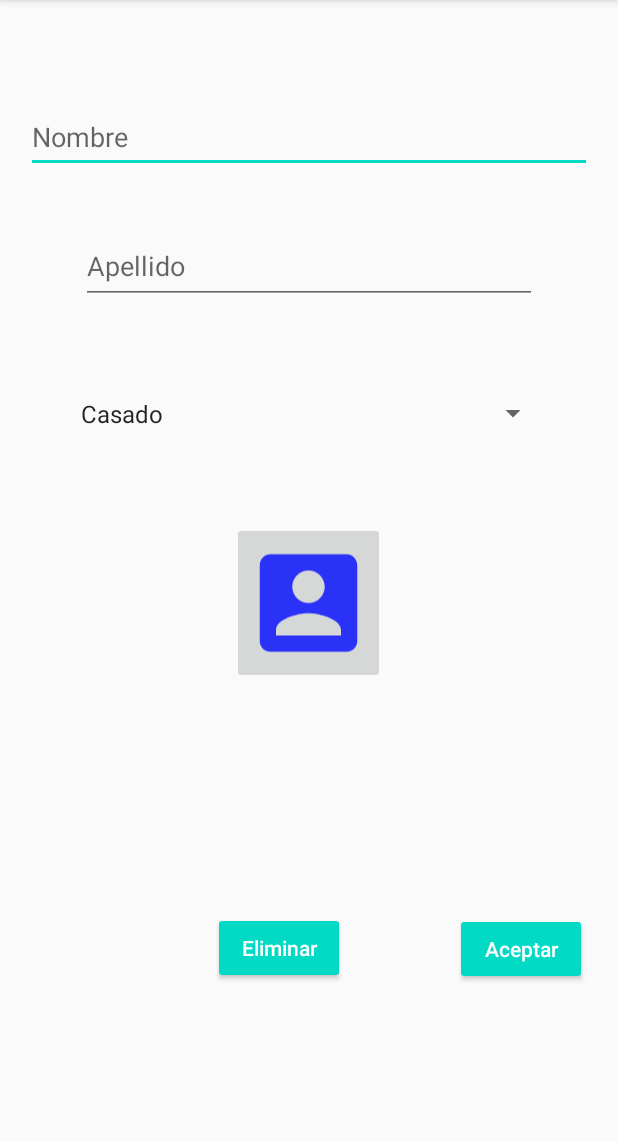
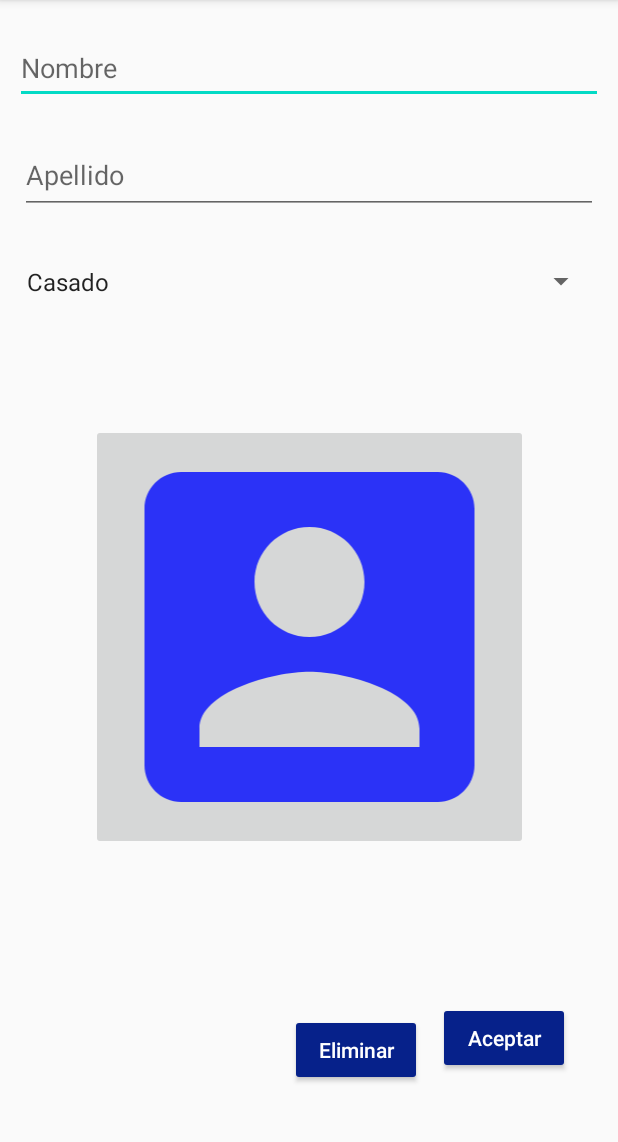
Before and after one commit to Fel1x987/app4, an Android app: the detallePersona screen opened directly, with no data from a screen before it, on a phone screen of 412 x 824 dp, the part 84-1226 px from its top. Run offline under Robolectric (Android 15) with nearby library versions, the phone set to English and light mode, and no system bars; libraries missing offline, so code that uses them is left out: com.ablanco.imageprovider.

Commit message:
Versio final

```diff
--- a/app/src/main/java/com/example/app4_issc511/MainActivity.kt
+++ b/app/src/main/java/com/example/app4_issc511/MainActivity.kt
@@ -76,6 +76,7 @@ class MainActivity : AppCompatActivity() {
                 putExtra("id", item._idPersona)
                 putExtra("edoCivil", item._edoCivil)
             }
+
             //TODO: Antigua forma que se usa en JAVA
             //intent.putExtra("id",item._idPersona);
             startActivity(intent)
--- a/app/src/main/java/com/example/app4_issc511/detallePersona.kt
+++ b/app/src/main/java/com/example/app4_issc511/detallePersona.kt
@@ -28,7 +28,7 @@ class detallePersona : AppCompatActivity() {
 
     private var id = 0
     private var edoCivil = ""
-    private var positionEstado = 0
+    private var positionEstado = -1
     lateinit var spinner: Spinner
     private var edoCivil2=""
 
@@ -40,6 +40,7 @@ class detallePersona : AppCompatActivity() {
         setContentView(R.layout.activity_detalle_persona)
         datasource = PersonasDB(this)
         val extras = this.intent.extras
+
         //TODO hacer que el cursor de la consulta soporte una tamaño mayor por el uso de Base64  to Bitmap
         try {
             val field: Field = CursorWindow::class.java.getDeclaredField("sCursorWindowSize")
@@ -52,13 +53,11 @@ class detallePersona : AppCompatActivity() {
         if (extras != null) {
             id = extras.getInt("id")
             edoCivil = extras.getString("edoCivil")!!
-
             when (edoCivil) {
                 "Casado" -> positionEstado = 0
                 "Soltero" -> positionEstado = 1
                 "Divorciado" -> positionEstado = 2
             }
-
             obtenerPersona(id);
         }
         spinner = findViewById(R.id.edoCivil_spinner)
@@ -70,38 +69,26 @@ class detallePersona : AppCompatActivity() {
 
         adapter.setDropDownViewResource(android.R.layout.simple_spinner_dropdown_item)
         spinner.adapter = adapter
+        edoCivil_spinner?.onItemSelectedListener = object : AdapterView.OnItemSelectedListener {
 
-
-
-        edoCivil_spinner?.onItemSelectedListener = object : AdapterView.OnItemSelectedListener {
             override fun onNothingSelected(parent: AdapterView<*>?) {
             }
+
             override fun onItemSelected(parent: AdapterView<*>?, view: View?, position: Int, id: Long) {
                 if (edoCivil==""){
                     val civil: String = parent?.getItemAtPosition(position).toString()
                     edoCivil2 = civil
                 } else {
+                    if(positionEstado == 1 || positionEstado == 2 || positionEstado == 0){
+                        parent?.setSelection(positionEstado)
+                        positionEstado = - 1
+                    }
+                    else{
+                        parent?.setSelection(position)
+                    }
                     val civil: String = parent?.getItemAtPosition(position).toString()
-
-                    parent?.setSelection(position);
-
-                    if(positionEstado==2&& position==0){
-                        parent?.setSelection(2);
-                    }
-
-                    if(positionEstado==1&& position==0){
-                        parent?.setSelection(1);
-                        println("hola en el dos"+ position)
-                    }
-
-
-
-
-
-
                     edoCivil2 = civil
                 }
-
             }
         }
     }
--- a/app/src/main/res/layout/activity_detalle_persona.xml
+++ b/app/src/main/res/layout/activity_detalle_persona.xml
@@ -11,27 +11,32 @@
         style="@style/Widget.AppCompat.Button.Colored"
         android:layout_width="wrap_content"
         android:layout_height="wrap_content"
-        android:layout_marginStart="160dp"
-        android:layout_marginTop="52dp"
-        android:layout_marginEnd="36dp"
+        android:layout_marginStart="200dp"
 
-        android:layout_marginBottom="144dp"
+        android:layout_marginTop="115dp"
+        android:layout_marginEnd="5dp"
+        android:layout_marginBottom="48dp"
+        android:backgroundTint="#06218A"
         android:onClick="Eliminar"
+        android:shadowColor="#000000"
         android:text="Eliminar"
         android:textAllCaps="false"
+        android:textColorHint="#001970"
+        android:textColorLink="#FAFAFA"
         app:layout_constraintBottom_toBottomOf="parent"
         app:layout_constraintEnd_toStartOf="@+id/btnAceptar"
         app:layout_constraintStart_toStartOf="parent"
-        app:layout_constraintTop_toBottomOf="@+id/imageButton" />
+        app:layout_constraintTop_toBottomOf="@+id/imageButton"
+        app:layout_constraintVertical_bias="0.576" />
 
     <EditText
         android:id="@+id/txtNombre"
         android:layout_width="0dp"
         android:layout_height="47dp"
-        android:layout_marginStart="17dp"
-        android:layout_marginTop="100dp"
-        android:layout_marginEnd="17dp"
-        android:layout_marginBottom="27dp"
+        android:layout_marginStart="10dp"
+        android:layout_marginTop="20dp"
+        android:layout_marginEnd="10dp"
+        android:layout_marginBottom="10dp"
         android:ems="10"
         android:hint="Nombre"
         android:inputType="textPersonName"
@@ -43,16 +48,16 @@
 
     <EditText
         android:id="@+id/txtApellido"
-        android:layout_width="304dp"
-        android:layout_height="50dp"
-        android:layout_marginStart="21dp"
+        android:layout_width="385dp"
+        android:layout_height="52dp"
+        android:layout_marginStart="10dp"
         android:layout_marginTop="10dp"
-        android:layout_marginEnd="21dp"
-        android:layout_marginBottom="115dp"
+        android:layout_marginEnd="10dp"
+        android:layout_marginBottom="10dp"
         android:ems="10"
         android:hint="Apellido"
         android:inputType="textPersonName"
-        app:layout_constraintBottom_toTopOf="@+id/imageButton"
+        app:layout_constraintBottom_toTopOf="@+id/edoCivil_spinner"
         app:layout_constraintEnd_toEndOf="parent"
         app:layout_constraintStart_toStartOf="parent"
         app:layout_constraintTop_toBottomOf="@+id/txtNombre" />
@@ -62,22 +67,27 @@
         style="@style/Widget.AppCompat.Button.Colored"
         android:layout_width="wrap_content"
         android:layout_height="wrap_content"
-        android:layout_marginStart="37dp"
-        android:layout_marginTop="406dp"
+        android:layout_marginStart="5dp"
+        android:layout_marginTop="50dp"
         android:layout_marginEnd="39dp"
+        android:layout_marginBottom="50dp"
+        android:backgroundTint="#06218A"
         android:onClick="GuardarPersona"
         android:text="Aceptar"
         android:textAllCaps="false"
+        app:layout_constraintBottom_toBottomOf="parent"
         app:layout_constraintEnd_toEndOf="parent"
         app:layout_constraintStart_toEndOf="@+id/btnEliminar"
-        app:layout_constraintTop_toBottomOf="@+id/txtApellido" />
+        app:layout_constraintTop_toBottomOf="@+id/imageButton" />
 
     <Spinner
         android:id="@+id/edoCivil_spinner"
-        android:layout_width="0dp"
-        android:layout_height="42dp"
-        android:layout_marginStart="46dp"
-        android:layout_marginEnd="46dp"
+        android:layout_width="388dp"
+        android:layout_height="46dp"
+        android:layout_marginStart="10dp"
+        android:layout_marginTop="10dp"
+        android:layout_marginEnd="10dp"
+        android:layout_marginBottom="50dp"
         app:layout_constraintBottom_toTopOf="@+id/imageButton"
         app:layout_constraintEnd_toEndOf="parent"
         app:layout_constraintHorizontal_bias="0.0"
@@ -86,19 +96,18 @@
 
     <ImageButton
         android:id="@+id/imageButton"
-        android:layout_width="102dp"
-        android:layout_height="108dp"
+        android:layout_width="291dp"
+        android:layout_height="284dp"
         android:layout_marginStart="154dp"
-        android:layout_marginTop="30dp"
+        android:layout_marginTop="20dp"
         android:layout_marginEnd="155dp"
-        android:layout_marginBottom="100dp"
+        android:layout_marginBottom="50dp"
         android:onClick="TomarFoto"
         android:scaleType="fitCenter"
-        app:layout_constraintBottom_toTopOf="@+id/btnEliminar"
+        app:layout_constraintBottom_toTopOf="@+id/btnAceptar"
         app:layout_constraintEnd_toEndOf="parent"
-        app:layout_constraintHorizontal_bias="1.0"
+        app:layout_constraintHorizontal_bias="0.496"
         app:layout_constraintStart_toStartOf="parent"
-        app:layout_constraintTop_toBottomOf="@+id/txtApellido"
-        app:layout_constraintVertical_bias="1.0"
+        app:layout_constraintTop_toBottomOf="@+id/edoCivil_spinner"
         app:srcCompat="@drawable/ic_action_namee" />
 </androidx.constraintlayout.widget.ConstraintLayout>
```
